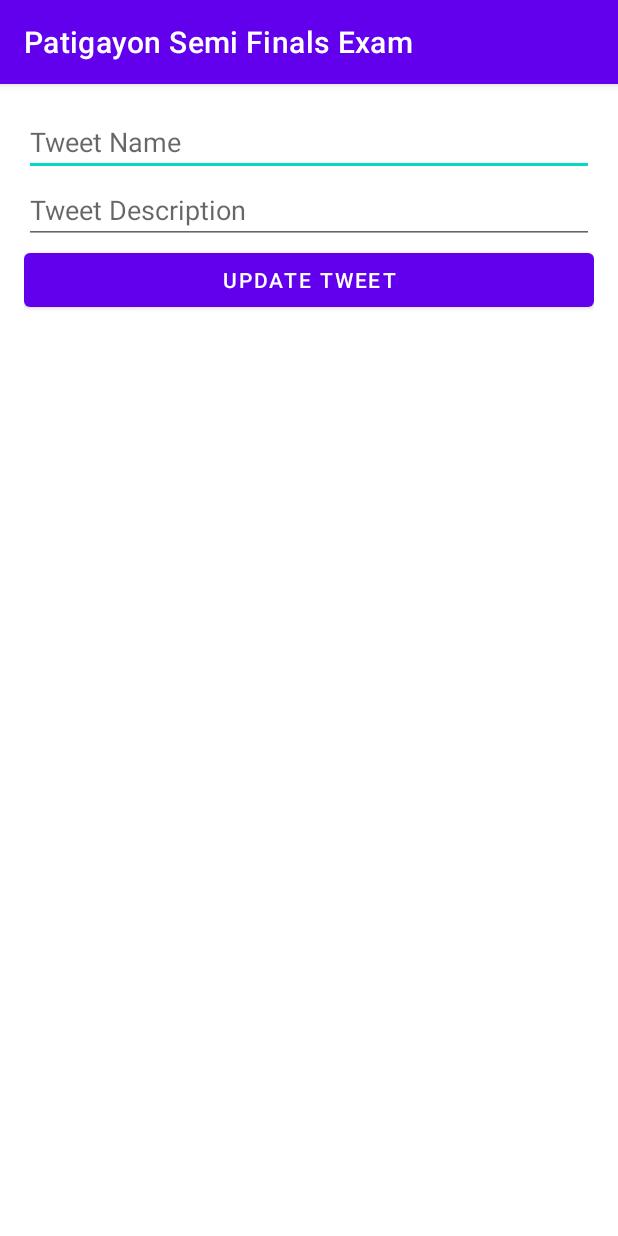
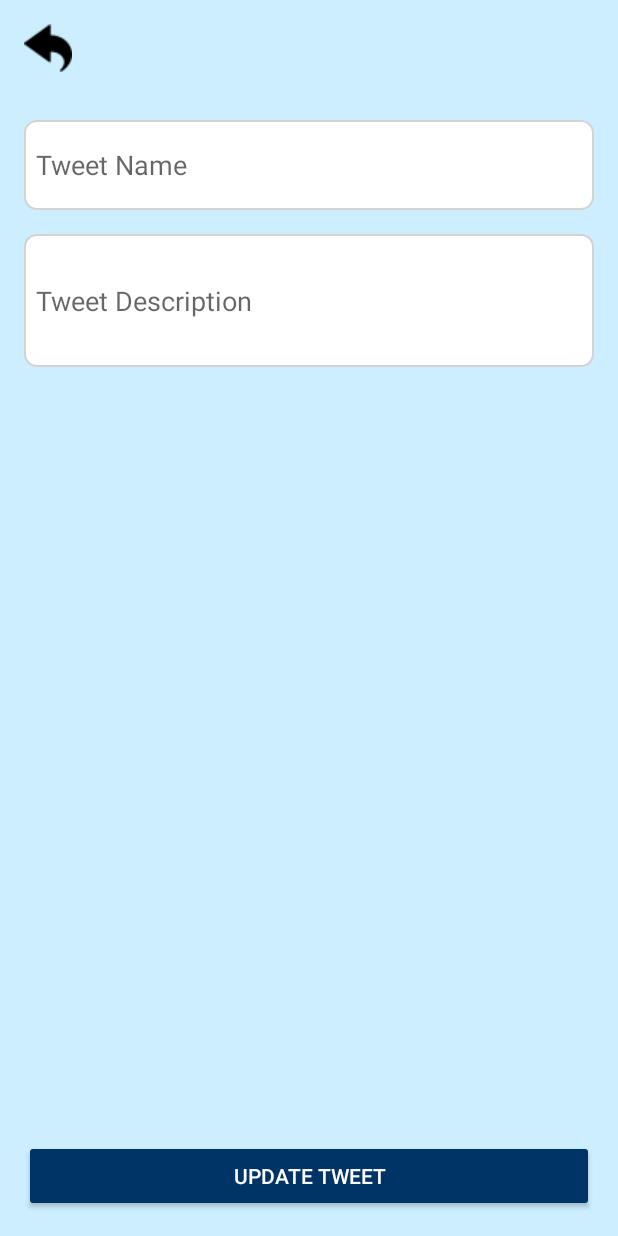
Before and after one commit to jasonpatigayon25/PatigayonSemiFinalsExam, an Android app: the EditTweetActivity screen opened directly, with no data from a screen before it, on a phone screen of 412 x 824 dp. Run offline under Robolectric (Android 15) with nearby library versions, the phone set to English and light mode, and no system bars.

Commit message:
exam semis

```diff
--- a/app/src/main/AndroidManifest.xml
+++ b/app/src/main/AndroidManifest.xml
@@ -27,6 +27,7 @@
 
         <activity
             android:name=".ui.CreateTweetActivity"
+            android:theme="@style/AppTheme.NoActionBar"
             android:exported="true" />
 
         <activity
@@ -36,6 +37,7 @@
 
         <activity
             android:name=".ui.EditTweetActivity"
+            android:theme="@style/AppTheme.NoActionBar"
             android:exported="true" />
 
         <activity
--- a/app/src/main/java/com/patigayon/semifinals/ui/CreateTweetActivity.kt
+++ b/app/src/main/java/com/patigayon/semifinals/ui/CreateTweetActivity.kt
@@ -19,12 +19,13 @@ class   CreateTweetActivity : AppCompatActivity() {
         binding = ActivityCreateTweetBinding.inflate(layoutInflater)
         setContentView(binding.root)
 
-        supportActionBar?.setDisplayHomeAsUpEnabled(true)
-
         binding.buttonSubmitTweet.setOnClickListener {
             if(!binding.tweetDescription.text.isNullOrBlank()) {
                 createPost()
             }
+        }
+        binding.backButton.setOnClickListener {
+            finish()
         }
     }
 
--- a/app/src/main/java/com/patigayon/semifinals/ui/EditTweetActivity.kt
+++ b/app/src/main/java/com/patigayon/semifinals/ui/EditTweetActivity.kt
@@ -4,7 +4,6 @@ import android.content.Intent
 import android.os.Bundle
 import android.widget.Toast
 import androidx.appcompat.app.AppCompatActivity
-import com.patigayon.semifinals.R
 import com.patigayon.semifinals.api.ServiceBuilder
 import com.patigayon.semifinals.constants.Constants
 import com.patigayon.semifinals.databinding.ActivityEditTweetBinding
@@ -30,6 +29,10 @@ class EditTweetActivity : AppCompatActivity() {
             if (tweetId != null) {
                 updateTweet(tweetId)
             }
+        }
+
+        binding.backButton.setOnClickListener {
+            finish()
         }
     }
 
@@ -64,7 +67,6 @@ class EditTweetActivity : AppCompatActivity() {
                 if (response.isSuccessful) {
                     Toast.makeText(this@EditTweetActivity, "Tweet updated successfully", Toast.LENGTH_SHORT).show()
 
-                    // Intent to start MainActivity
                     val intent = Intent(this@EditTweetActivity, MainActivity::class.java).apply {
                         flags = Intent.FLAG_ACTIVITY_CLEAR_TOP or Intent.FLAG_ACTIVITY_NEW_TASK
                     }
--- /dev/null
+++ b/app/src/main/res/drawable/custom_edittext_background.xml
@@ -0,0 +1,6 @@
+<?xml version="1.0" encoding="utf-8"?>
+<shape xmlns:android="http://schemas.android.com/apk/res/android">
+    <solid android:color="@android:color/white"/>
+    <corners android:radius="8dp"/>
+    <stroke android:color="@color/grey" android:width="1dp"/>
+</shape>
--- /dev/null
+++ b/app/src/main/res/drawable/edittext_background.xml
@@ -0,0 +1,6 @@
+<?xml version="1.0" encoding="utf-8"?>
+<shape xmlns:android="http://schemas.android.com/apk/res/android">
+    <solid android:color="@android:color/white"/>
+    <corners android:radius="8dp"/>
+    <stroke android:color="@color/dark_blue" android:width="1dp"/>
+</shape>
--- a/app/src/main/res/layout/activity_edit_tweet.xml
+++ b/app/src/main/res/layout/activity_edit_tweet.xml
@@ -1,26 +1,61 @@
-<!-- res/layout/activity_edit_tweet.xml -->
-<LinearLayout xmlns:android="http://schemas.android.com/apk/res/android"
+<?xml version="1.0" encoding="utf-8"?>
+<androidx.constraintlayout.widget.ConstraintLayout xmlns:android="http://schemas.android.com/apk/res/android"
     android:layout_width="match_parent"
     android:layout_height="match_parent"
-    android:orientation="vertical"
-    android:padding="16dp">
+    android:background="@color/skyblue_light"
+    xmlns:app="http://schemas.android.com/apk/res-auto"
+    xmlns:tools="http://schemas.android.com/tools">
+
+    <ImageView
+        android:id="@+id/backButton"
+        android:layout_width="wrap_content"
+        android:layout_height="wrap_content"
+        android:src="@drawable/ic_back"
+        android:contentDescription="@string/back"
+        android:padding="16dp"
+        app:layout_constraintStart_toStartOf="parent"
+        app:layout_constraintTop_toTopOf="parent"/>
 
     <EditText
         android:id="@+id/editTweetName"
-        android:layout_width="match_parent"
-        android:layout_height="wrap_content"
-        android:hint="Tweet Name" />
+        android:layout_width="0dp"
+        android:layout_height="60dp"
+        android:hint="Tweet Name"
+        android:inputType="text"
+        android:paddingStart="8dp"
+        android:paddingEnd="8dp"
+        app:layout_constraintTop_toBottomOf="@id/backButton"
+        app:layout_constraintStart_toStartOf="parent"
+        app:layout_constraintEnd_toEndOf="parent"
+        android:layout_margin="16dp"
+        android:background="@drawable/custom_edittext_background" />
 
     <EditText
         android:id="@+id/editTweetDescription"
-        android:layout_width="match_parent"
+        android:layout_width="0dp"
         android:layout_height="wrap_content"
         android:hint="Tweet Description"
-        android:inputType="textMultiLine" />
+        android:inputType="textMultiLine"
+        android:minLines="4"
+        android:paddingStart="8dp"
+        android:paddingEnd="8dp"
+        app:layout_constraintTop_toBottomOf="@id/editTweetName"
+        app:layout_constraintStart_toStartOf="parent"
+        app:layout_constraintEnd_toEndOf="parent"
+        android:layout_margin="16dp"
+        android:background="@drawable/custom_edittext_background" />
 
     <Button
         android:id="@+id/buttonUpdateTweet"
-        android:layout_width="match_parent"
+        android:layout_width="0dp"
         android:layout_height="wrap_content"
-        android:text="Update Tweet" />
-</LinearLayout>
+        android:text="Update Tweet"
+        android:textColor="@color/white"
+        app:backgroundTint="@color/dark_blue"
+        app:cornerRadius="15dp"
+        app:layout_constraintBottom_toBottomOf="parent"
+        app:layout_constraintStart_toStartOf="parent"
+        app:layout_constraintEnd_toEndOf="parent"
+        android:layout_margin="16dp"/>
+
+</androidx.constraintlayout.widget.ConstraintLayout>
--- a/app/src/main/res/layout/item_tweet.xml
+++ b/app/src/main/res/layout/item_tweet.xml
@@ -29,14 +29,12 @@
             android:maxLines="1"
             android:textSize="16sp"/>
 
-        <!-- The clickable layout or view in your RecyclerView item -->
         <FrameLayout
             android:id="@+id/item"
             android:layout_width="match_parent"
             android:layout_height="wrap_content"
             android:clickable="true"
             android:focusable="true">
-            <!-- Other views can go here -->
         </FrameLayout>
 
     </LinearLayout>
--- a/app/src/main/res/values/colors.xml
+++ b/app/src/main/res/values/colors.xml
@@ -4,9 +4,11 @@
     <color name="purple_500">#FF6200EE</color>
     <color name="purple_700">#FF3700B3</color>
     <color name="teal_200">#FF03DAC5</color>
-    <color name="teal_700">#FF018786</color>
+    <color name="teal_700">#F44336</color>
     <color name="black">#FF000000</color>
     <color name="white">#FFFFFFFF</color>
     <color name="skyblue_light">#cceeff</color>
-    <color name="grey">#e0e0e0</color>
+    <color name="grey">#D3D3D3</color>
+    <color name="dark_blue">#003366</color>
+    <color name="red">#F44336</color>
 </resources>
--- a/app/src/main/res/values/strings.xml
+++ b/app/src/main/res/values/strings.xml
@@ -7,4 +7,6 @@
     <string name="confirm_delete">Confirm Delete</string>
     <string name="delete">Delete</string>
     <string name="cancel">Cancel</string>
+    <string name="add_tweet">Add Tweet</string>
+    <string name="back">Back</string>
 </resources>
--- a/app/src/main/res/values/styles.xml
+++ b/app/src/main/res/values/styles.xml
@@ -1,10 +1,10 @@
 <?xml version="1.0" encoding="utf-8"?>
 <resources>
-    <style name="AppTheme" parent="Theme.AppCompat.Light">
+    <style name="AppTheme" parent="Theme.AppCompat.Light.NoActionBar">
         <item name="colorPrimary">@color/teal_200</item>
     </style>
 
     <style name="AppTheme.NoActionBar">
-        <item name="windowActionBar">true</item>
+        <item name="windowActionBar">false</item>
         <item name="windowNoTitle">true</item>
     </style></resources>
```
Also changed, not shown: app/src/main/java/com/patigayon/semifinals/ui/MainActivity.kt (+16 -5 lines), app/src/main/java/com/patigayon/semifinals/ui/TweetDetailActivity.kt (+3 -4 lines), app/src/main/res/drawable/custom_modal_background.xml (added, +15 -0 lines), app/src/main/res/layout/activity_create_tweet.xml (+35 -8 lines), app/src/main/res/layout/activity_delete_tweet.xml (+13 -4 lines), app/src/main/res/layout/activity_main.xml (+31 -17 lines), app/src/main/res/layout/activity_tweet_detail.xml (+10 -8 lines), app/src/main/res/drawable/ic_back.png (added).
